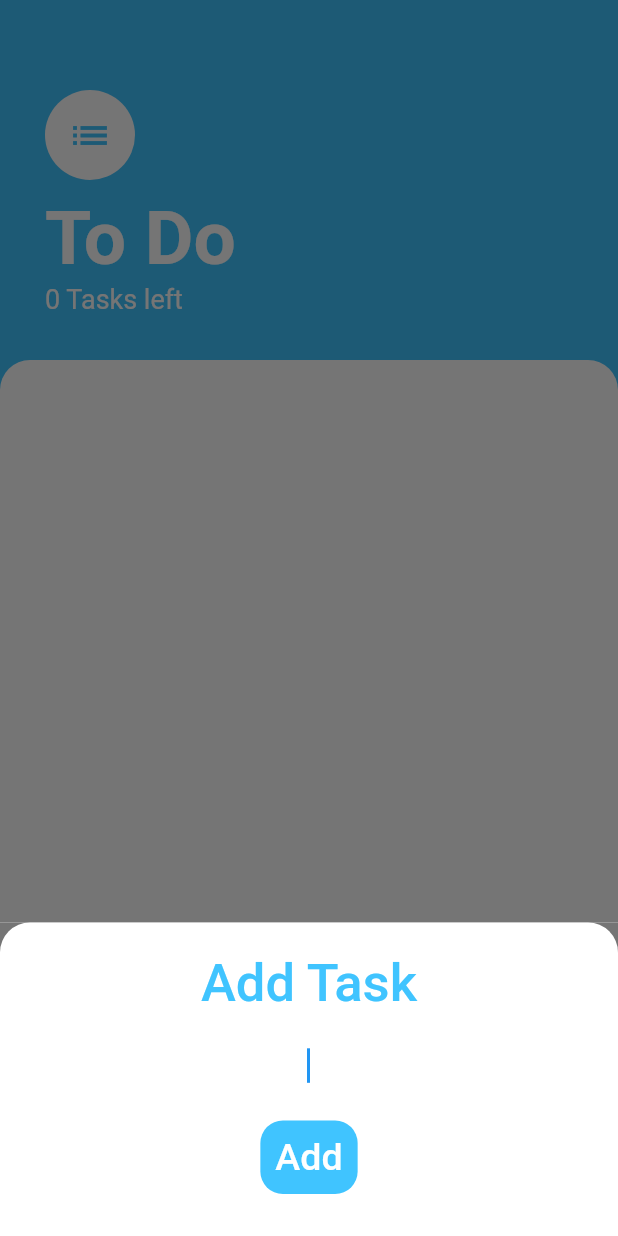
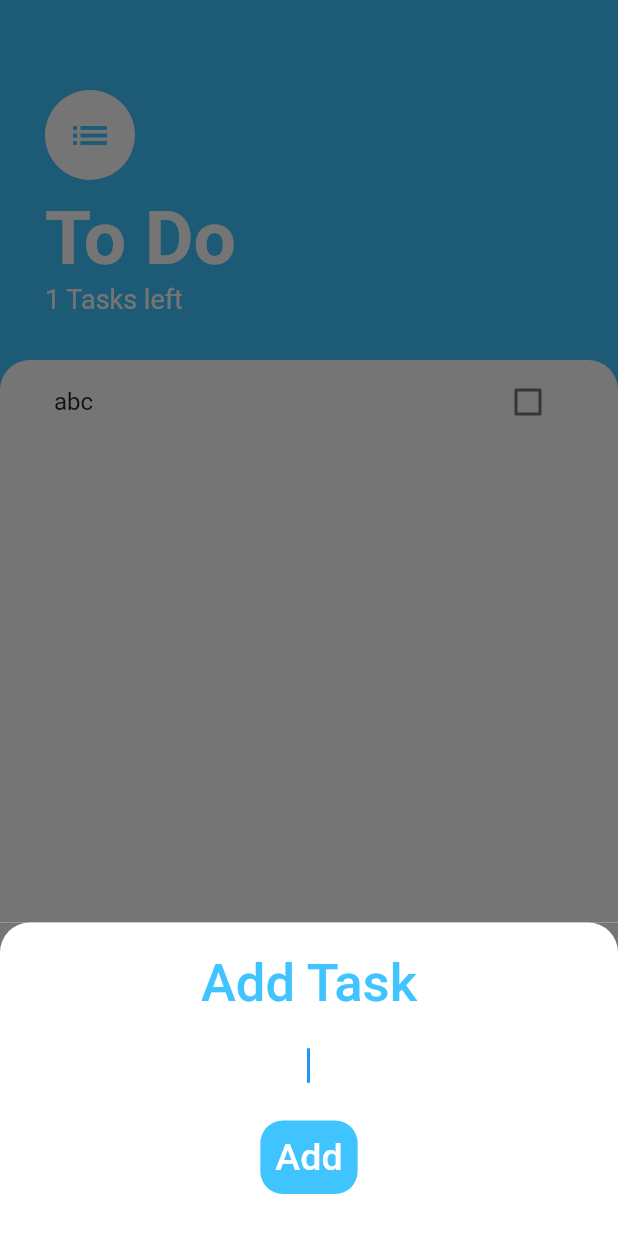
Before and after one commit to AkshaySiddannavar/To_Do_App, a Flutter app: the screen it shows after launch, after a tap on the "add" icon, on a phone screen of 412 x 824 dp. Run offline on Flutter 3.47's test engine with Material 2 defaults, Android fonts, the phone set to English and light mode, and no system bars.

Commit message:
replace setstate with provider for state management and make tasks a private variable
Replaced setState() with Provider for state management while using
ChangeNotifierProvider. Made tasks a private variable for security
purposes in AllTaskData class which extends from ChangeNotifier. Added
methods getLength(), addTasks(), toggleTaskAt(), getTaskText(),
getTaskCheck(), getTasksLeft() to AllTaskData class. Remove
functionallity is yet to be added and will be added in future commits.

```diff
--- a/lib/main.dart
+++ b/lib/main.dart
@@ -1,6 +1,8 @@
 import 'package:flutter/material.dart';
+import 'package:todo_app/models/all_task_data.dart';
 import 'package:todo_app/screens/task_screen.dart';
 import 'package:todo_app/models/task.dart';
+import 'package:provider/provider.dart';
 
 void main() {
   runApp(const MyApp());
@@ -11,10 +13,10 @@ class MyApp extends StatelessWidget {
 
   @override
   Widget build(BuildContext context) {
-    List<Task> tasks = [];
-    return MaterialApp(
-      home: TasksScreen(
-        initialList: tasks,
+    return ChangeNotifierProvider(
+      create: (context) => AllTaskData(),
+      child: MaterialApp(
+        home: TasksScreen(),
       ),
     );
   }
--- /dev/null
+++ b/lib/models/all_task_data.dart
@@ -0,0 +1,40 @@
+import 'package:flutter/cupertino.dart';
+import 'package:provider/provider.dart';
+import 'package:todo_app/models/task.dart';
+
+class AllTaskData extends ChangeNotifier {
+  List<Task> _tasks = [Task(text: 'abc', isDone: false)];
+
+  void addTasks({String taskText = '', bool isChecked = false}) {
+    _tasks.add(Task(text: taskText, isDone: isChecked));
+
+    notifyListeners();
+  }
+
+  int getLength() {
+    return _tasks.length;
+  }
+
+  void toggleTaskAt(int index) {
+    _tasks[index].toggleDone();
+    notifyListeners();
+  }
+
+  String getTaskText(int index) {
+    return _tasks[index].text;
+  }
+
+  bool getTaskCheck(int index) {
+    return _tasks[index].isDone;
+  }
+
+  int getTasksLeft() {
+    int numberOfTasksLeft = 0;
+    for (int i = 0; i < _tasks.length; i++) {
+      if (_tasks[i].isDone == false) {
+        numberOfTasksLeft++;
+      }
+    }
+    return numberOfTasksLeft;
+  }
+}
--- a/lib/models/task.dart
+++ b/lib/models/task.dart
@@ -1,4 +1,6 @@
 import 'package:flutter/material.dart';
+import 'package:provider/provider.dart';
+import 'package:todo_app/models/all_task_data.dart';
 
 class Task {
   final String text;
--- a/lib/screens/add_tasks_screen.dart
+++ b/lib/screens/add_tasks_screen.dart
@@ -1,9 +1,10 @@
 import 'package:flutter/material.dart';
 import 'package:todo_app/models/task.dart';
+import 'package:provider/provider.dart';
+import 'package:todo_app/models/all_task_data.dart';
 
 class AddTasksScreen extends StatefulWidget {
-  List<Task> listOfTasks = [];
-  AddTasksScreen({required this.listOfTasks});
+  AddTasksScreen();
 
   @override
   State<AddTasksScreen> createState() => _AddTasksScreenState();
@@ -58,12 +59,9 @@ class _AddTasksScreenState extends State<AddTasksScreen> {
           ),
           TextButton(
             onPressed: () {
-              //functionality
-              setState(() {
-                widget.listOfTasks.add(Task(text: currentText, isDone: false));
-              });
-              print('Printing list of tasks ${widget.listOfTasks.length}');
-              Navigator.pop(context, widget.listOfTasks);
+              Provider.of<AllTaskData>(context, listen: false)
+                  .addTasks(taskText: currentText, isChecked: false);
+              Navigator.pop(context);
             },
             child: Container(
               decoration: const BoxDecoration(
--- a/lib/screens/task_screen.dart
+++ b/lib/screens/task_screen.dart
@@ -2,11 +2,12 @@ import 'package:todo_app/screens/add_tasks_screen.dart';
 import 'package:flutter/material.dart';
 import 'package:todo_app/widgets/tasks_list.dart';
 import 'package:todo_app/models/task.dart';
+import 'package:provider/provider.dart';
+import 'package:todo_app/models/all_task_data.dart';
 
 class TasksScreen extends StatefulWidget {
-  List<Task> initialList = [];
   // ignore: use_key_in_widget_constructors
-  TasksScreen({required this.initialList});
+  TasksScreen();
 
   @override
   State<TasksScreen> createState() => _TasksScreenState();
@@ -24,17 +25,11 @@ class _TasksScreenState extends State<TasksScreen> {
               child: Container(
                 padding: EdgeInsets.only(
                     bottom: MediaQuery.of(context).viewInsets.bottom),
-                child: AddTasksScreen(
-                  listOfTasks: widget.initialList,
-                ),
+                child: AddTasksScreen(),
               ),
             ),
             isScrollControlled: true,
-          ).then((value) {
-            setState(() {
-              widget.initialList = value;
-            });
-          });
+          );
         },
         backgroundColor: Colors.lightBlueAccent,
         child: const Icon(Icons.add),
@@ -70,7 +65,7 @@ class _TasksScreenState extends State<TasksScreen> {
                   ),
                 ),
                 Text(
-                  '${widget.initialList.length} Tasks left',
+                  '${Provider.of<AllTaskData>(context).getTasksLeft()} Tasks left',
                   style: const TextStyle(
                     color: Colors.white,
                     fontSize: 18.0,
@@ -90,7 +85,7 @@ class _TasksScreenState extends State<TasksScreen> {
                   topRight: Radius.circular(20.0),
                 ),
               ),
-              child: TasksList(listOfTasksToPrintOnScreen: widget.initialList),
+              child: TasksList(),
             ),
           ),
         ],
--- a/lib/widgets/tasks_list.dart
+++ b/lib/widgets/tasks_list.dart
@@ -1,10 +1,12 @@
 import 'package:flutter/material.dart';
 import 'package:todo_app/widgets/tasks_tile.dart';
 import 'package:todo_app/models/task.dart';
+import 'package:provider/provider.dart';
+import 'package:todo_app/models/all_task_data.dart';
+import 'package:provider/provider.dart';
 
 class TasksList extends StatefulWidget {
-  List<Task> listOfTasksToPrintOnScreen = [];
-  TasksList({required this.listOfTasksToPrintOnScreen});
+  TasksList();
 
   @override
   State<TasksList> createState() => _TasksListState();
@@ -14,19 +16,22 @@ class _TasksListState extends State<TasksList> {
   @override
   Widget build(BuildContext context) {
     print('tasks_lists is being callllled');
-    print('list of tasks ${widget.listOfTasksToPrintOnScreen}');
-    return ListView.builder(
-      itemBuilder: ((context, index) {
-        return TaskTile(
-            title: widget.listOfTasksToPrintOnScreen[index].text,
-            isChecked: widget.listOfTasksToPrintOnScreen[index].isDone,
-            checkboxCallBack: (checkboxState) {
-              setState(() {
-                widget.listOfTasksToPrintOnScreen[index].toggleDone();
-              });
-            });
+    print('list of tasks');
+
+    return Consumer<AllTaskData>(
+      builder: ((context, value, child) {
+        return ListView.builder(
+          itemBuilder: ((context, index) {
+            return TaskTile(
+                title: value.getTaskText(index),
+                isChecked: value.getTaskCheck(index),
+                checkboxCallBack: (checkboxState) {
+                  value.toggleTaskAt(index);
+                });
+          }),
+          itemCount: value.getLength(),
+        );
       }),
-      itemCount: widget.listOfTasksToPrintOnScreen.length,
     );
   }
 }
--- a/lib/widgets/tasks_tile.dart
+++ b/lib/widgets/tasks_tile.dart
@@ -1,4 +1,6 @@
 import 'package:flutter/material.dart';
+import 'package:provider/provider.dart';
+import 'package:todo_app/models/all_task_data.dart';
 
 class TaskTile extends StatelessWidget {
   final String title;
--- a/pubspec.yaml
+++ b/pubspec.yaml
@@ -34,6 +34,7 @@ dependencies:
   # The following adds the Cupertino Icons font to your application.
   # Use with the CupertinoIcons class for iOS style icons.
   cupertino_icons: ^1.0.2
+  provider: ^6.0.2
 
 dev_dependencies:
   flutter_test:
```
Also changed, not shown: pubspec.lock.
